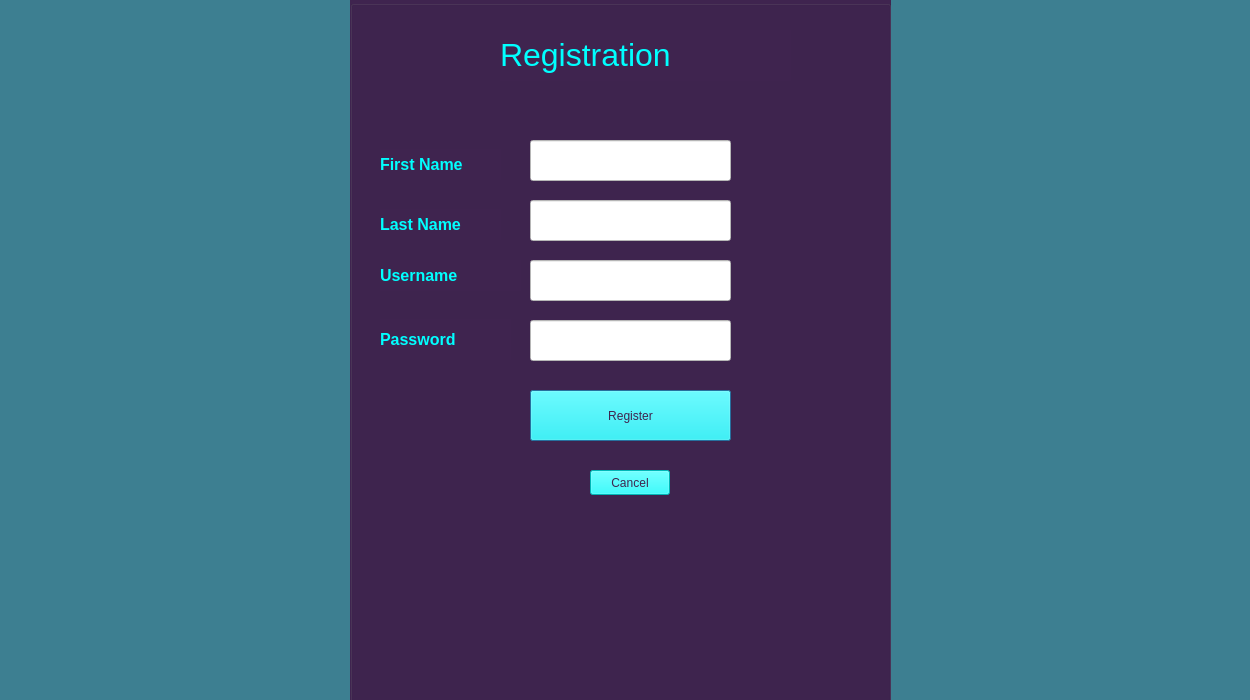
First picture: the form in Gas_Station_Project/registrationwindow.ui, repository Raymo1892/RuntimeTerror, before the edit.
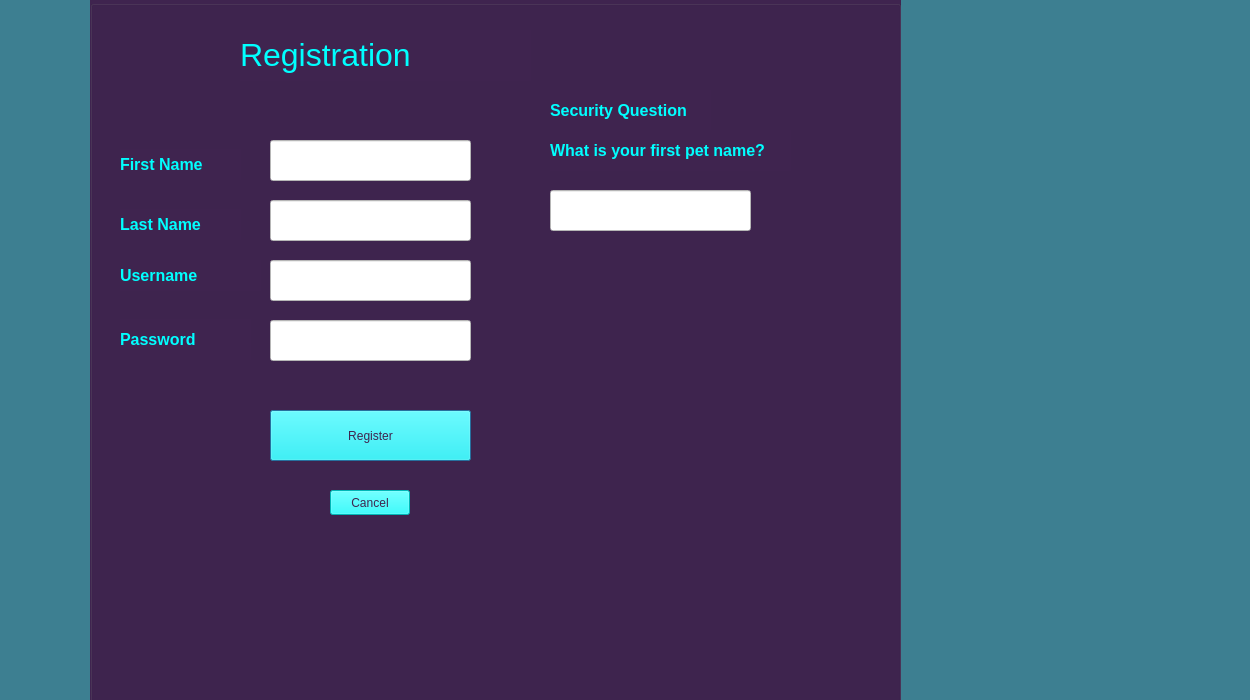
Second picture: the form after the edit.

Commit message: added forgot password feature, updated account password visibility mode

The edit to the form file:
```diff
--- a/Gas_Station_Project/registrationwindow.ui
+++ b/Gas_Station_Project/registrationwindow.ui
@@ -19,9 +19,9 @@
   <widget class="QGroupBox" name="groupBox">
    <property name="geometry">
     <rect>
-     <x>350</x>
+     <x>90</x>
      <y>0</y>
-     <width>541</width>
+     <width>811</width>
      <height>721</height>
     </rect>
    </property>
@@ -187,7 +187,7 @@
     <property name="geometry">
      <rect>
       <x>180</x>
-      <y>390</y>
+      <y>410</y>
       <width>201</width>
       <height>51</height>
      </rect>
@@ -214,7 +214,7 @@
     <property name="geometry">
      <rect>
       <x>240</x>
-      <y>470</y>
+      <y>490</y>
       <width>80</width>
       <height>25</height>
      </rect>
@@ -228,6 +228,61 @@
      <string>Cancel</string>
     </property>
    </widget>
+   <widget class="QLabel" name="passwordLabel_2">
+    <property name="geometry">
+     <rect>
+      <x>460</x>
+      <y>130</y>
+      <width>241</width>
+      <height>41</height>
+     </rect>
+    </property>
+    <property name="styleSheet">
+     <string notr="true">font: 87 8pt &quot;Segoe UI Black&quot;;
+background-color: rgb(63, 36, 79);
+color: rgb(0, 255, 255);</string>
+    </property>
+    <property name="text">
+     <string>&lt;html&gt;&lt;head/&gt;&lt;body&gt;&lt;p&gt;&lt;span style=&quot; font-size:12pt; font-weight:600;&quot;&gt;What is your first pet name?&lt;/span&gt;&lt;/p&gt;&lt;/body&gt;&lt;/html&gt;</string>
+    </property>
+   </widget>
+   <widget class="QLineEdit" name="answer">
+    <property name="geometry">
+     <rect>
+      <x>460</x>
+      <y>190</y>
+      <width>201</width>
+      <height>41</height>
+     </rect>
+    </property>
+    <property name="minimumSize">
+     <size>
+      <width>201</width>
+      <height>41</height>
+     </size>
+    </property>
+    <property name="styleSheet">
+     <string notr="true">background-color: rgb(255, 255, 255);</string>
+    </property>
+   </widget>
+   <widget class="QLabel" name="passwordLabel_3">
+    <property name="geometry">
+     <rect>
+      <x>460</x>
+      <y>90</y>
+      <width>161</width>
+      <height>41</height>
+     </rect>
+    </property>
+    <property name="styleSheet">
+     <string notr="true">font: 87 8pt &quot;Segoe UI Black&quot;;
+background-color: rgb(63, 36, 79);
+color: rgb(0, 255, 255);</string>
+    </property>
+    <property name="text">
+     <string>&lt;html&gt;&lt;head/&gt;&lt;body&gt;&lt;p&gt;&lt;span style=&quot; font-size:12pt; font-weight:600;&quot;&gt;Security Question&lt;/span&gt;&lt;/p&gt;&lt;/body&gt;&lt;/html&gt;</string>
+    </property>
+   </widget>
   </widget>
  </widget>
  <resources/>
```
The commit also changes 9 other files.
